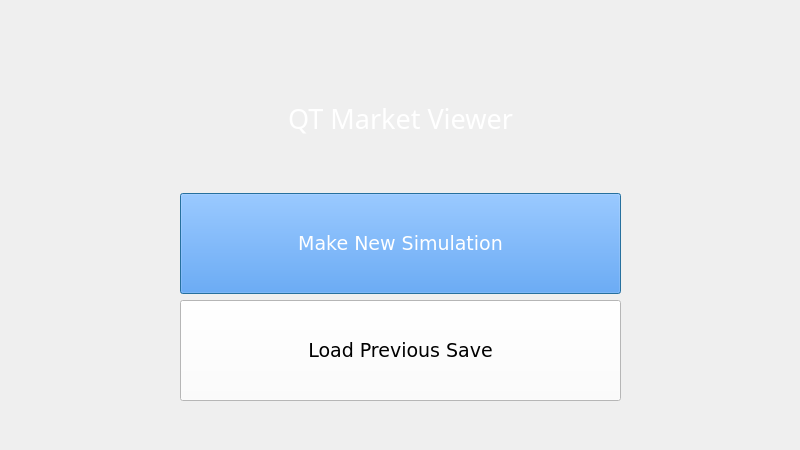
First picture: the form in MarketGame/signinoptionsdialog.ui, repository plagentile/Market_Game, before the edit.
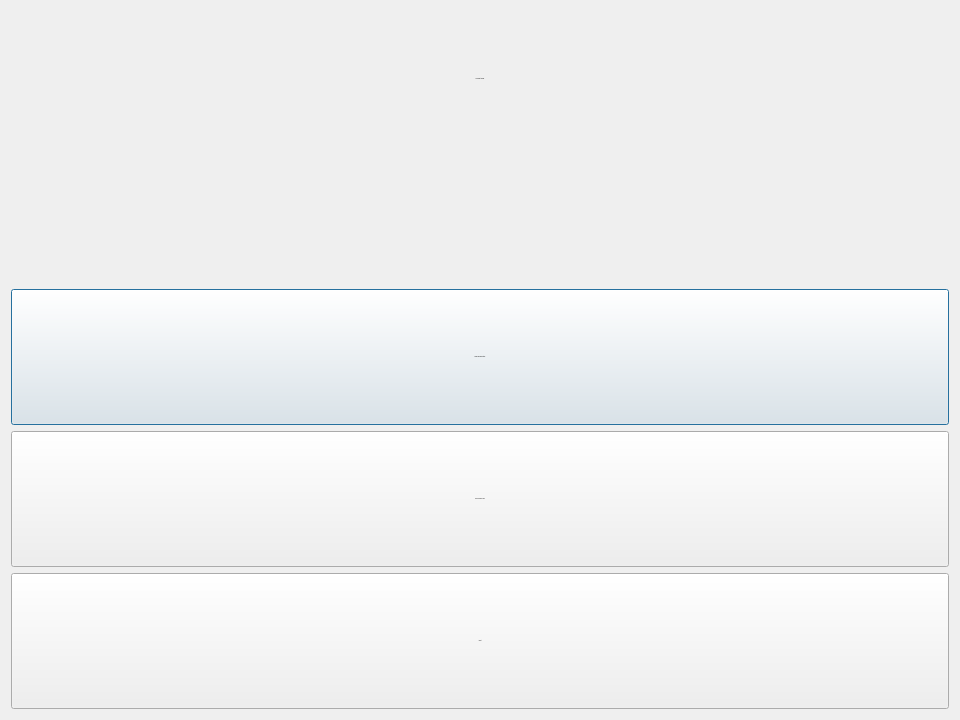
Second picture: the form after the edit. Icons and pictures are not drawn.

Patch:
```diff
--- a/MarketGame/signinoptionsdialog.ui
+++ b/MarketGame/signinoptionsdialog.ui
@@ -6,62 +6,73 @@
    <rect>
     <x>0</x>
     <y>0</y>
-    <width>800</width>
-    <height>450</height>
+    <width>960</width>
+    <height>720</height>
    </rect>
   </property>
-  <property name="sizePolicy">
-   <sizepolicy hsizetype="Fixed" vsizetype="Fixed">
-    <horstretch>0</horstretch>
-    <verstretch>0</verstretch>
-   </sizepolicy>
-  </property>
-  <property name="minimumSize">
-   <size>
-    <width>800</width>
-    <height>450</height>
-   </size>
-  </property>
-  <property name="maximumSize">
-   <size>
-    <width>800</width>
-    <height>450</height>
-   </size>
-  </property>
-  <property name="baseSize">
-   <size>
-    <width>800</width>
-    <height>450</height>
-   </size>
-  </property>
   <property name="windowTitle">
    <string>Dialog</string>
   </property>
   <property name="styleSheet">
-   <string notr="true"/>
-  </property>
-  <widget class="QWidget" name="verticalLayoutWidget">
-   <property name="geometry">
-    <rect>
-     <x>180</x>
-     <y>50</y>
-     <width>441</width>
-     <height>351</height>
-    </rect>
+   <string notr="true">#SignInOptionsDialog{
+ background-image:url(\&quot;:/files/img/coins.png\&quot;);
+ background-position: center;
+}
+
+#coreLabel
+{
+	font-family: Verdana;
+	font-size:24px;
+	color: black;
+}
+
+#makeNewSimButton
+{
+	color: white;
+	background-color: DodgerBlue;
+	font-size:22px;
+	font-family: Verdana;
+}
+
+#loadPreviousSimButton
+{
+	background-color: white;
+	color: black;
+	font-size:22px;
+	font-family: Verdana;
+}
+
+#aboutButton
+{
+	color: white;
+	font-size:22px;
+	font-family: Verdana;
+	background-color:  Grey;
+}
+
+/*
+	Hover effects
+*/
+
+#makeNewSimButton:hover, #loadPreviousSimButton:hover, #aboutButton:hover
+{
+	border-radius: 25px;
+}
+</string>
    </property>
    <layout class="QVBoxLayout" name="verticalLayout">
     <item>
      <widget class="QLabel" name="coreLabel">
       <property name="sizePolicy">
-       <sizepolicy hsizetype="Minimum" vsizetype="Preferred">
+      <sizepolicy hsizetype="Preferred" vsizetype="MinimumExpanding">
         <horstretch>0</horstretch>
         <verstretch>0</verstretch>
        </sizepolicy>
       </property>
       <property name="font">
        <font>
-        <family>Sitka Small</family>
-        <pointsize>20</pointsize>
+       <family>Verdana</family>
+       <pointsize>-1</pointsize>
         <kerning>true</kerning>
        </font>
       </property>
@@ -72,8 +83,7 @@
        <bool>false</bool>
       </property>
       <property name="styleSheet">
-       <string notr="true">color: rgb(255, 255, 255);
-margin: 50px</string>
+      <string notr="true"/>
       </property>
       <property name="text">
        <string>QT Market Viewer</string>
@@ -83,10 +93,23 @@
       </property>
      </widget>
     </item>
+   <item>
+    <spacer name="verticalSpacer_2">
+     <property name="orientation">
+      <enum>Qt::Vertical</enum>
+     </property>
+     <property name="sizeHint" stdset="0">
+      <size>
+       <width>20</width>
+       <height>40</height>
+      </size>
+     </property>
+    </spacer>
+   </item>
     <item>
      <widget class="QPushButton" name="makeNewSimButton">
       <property name="sizePolicy">
-       <sizepolicy hsizetype="Minimum" vsizetype="Preferred">
+      <sizepolicy hsizetype="Preferred" vsizetype="MinimumExpanding">
         <horstretch>0</horstretch>
         <verstretch>0</verstretch>
        </sizepolicy>
@@ -100,12 +123,11 @@
       <property name="font">
        <font>
         <family>Verdana</family>
-        <pointsize>14</pointsize>
+       <pointsize>-1</pointsize>
        </font>
       </property>
       <property name="styleSheet">
-       <string notr="true">color: rgb(255, 255, 255);
-background-color: rgb(48, 141, 255);</string>
+      <string notr="true"/>
       </property>
       <property name="text">
        <string>Make New Simulation</string>
@@ -115,7 +137,7 @@
     <item>
      <widget class="QPushButton" name="loadPreviousSimButton">
       <property name="sizePolicy">
-       <sizepolicy hsizetype="Minimum" vsizetype="Preferred">
+      <sizepolicy hsizetype="Preferred" vsizetype="MinimumExpanding">
         <horstretch>0</horstretch>
         <verstretch>0</verstretch>
        </sizepolicy>
@@ -123,59 +145,45 @@
       <property name="font">
        <font>
         <family>Verdana</family>
-        <pointsize>14</pointsize>
+       <pointsize>-1</pointsize>
        </font>
       </property>
       <property name="styleSheet">
-       <string notr="true">background-color: rgb(255, 255, 255);
-color: rgb(0, 0, 0);</string>
+      <string notr="true"/>
       </property>
       <property name="text">
        <string>Load Previous Save</string>
       </property>
      </widget>
     </item>
-   </layout>
-  </widget>
-  <widget class="QLabel" name="backgroundImageLabel">
-   <property name="geometry">
-    <rect>
-     <x>0</x>
-     <y>0</y>
-     <width>800</width>
-     <height>450</height>
-    </rect>
-   </property>
-   <property name="sizePolicy">
-    <sizepolicy hsizetype="Fixed" vsizetype="Ignored">
-     <horstretch>0</horstretch>
-     <verstretch>0</verstretch>
-    </sizepolicy>
-   </property>
-   <property name="minimumSize">
-    <size>
-     <width>800</width>
-     <height>450</height>
-    </size>
-   </property>
-   <property name="maximumSize">
-    <size>
-     <width>800</width>
-     <height>450</height>
-    </size>
-   </property>
-   <property name="baseSize">
-    <size>
-     <width>800</width>
-     <height>450</height>
-    </size>
-   </property>
-   <property name="text">
-    <string/>
-   </property>
-  </widget>
-  <zorder>backgroundImageLabel</zorder>
-  <zorder>verticalLayoutWidget</zorder>
+   <item>
+    <widget class="QPushButton" name="aboutButton">
+     <property name="sizePolicy">
+      <sizepolicy hsizetype="Preferred" vsizetype="MinimumExpanding">
+       <horstretch>0</horstretch>
+       <verstretch>0</verstretch>
+      </sizepolicy>
+     </property>
+     <property name="font">
+      <font>
+       <family>Verdana</family>
+       <pointsize>-1</pointsize>
+      </font>
+     </property>
+     <property name="styleSheet">
+      <string notr="true"/>
+     </property>
+     <property name="text">
+      <string>About</string>
+     </property>
+    </widget>
+   </item>
+  </layout>
+  <zorder>loadPreviousSimButton</zorder>
+  <zorder>aboutButton</zorder>
+  <zorder>verticalSpacer_2</zorder>
+  <zorder>coreLabel</zorder>
+  <zorder>makeNewSimButton</zorder>
  </widget>
  <resources/>
  <connections/>
```
Lines whose indentation alone changed are shown as unchanged.
